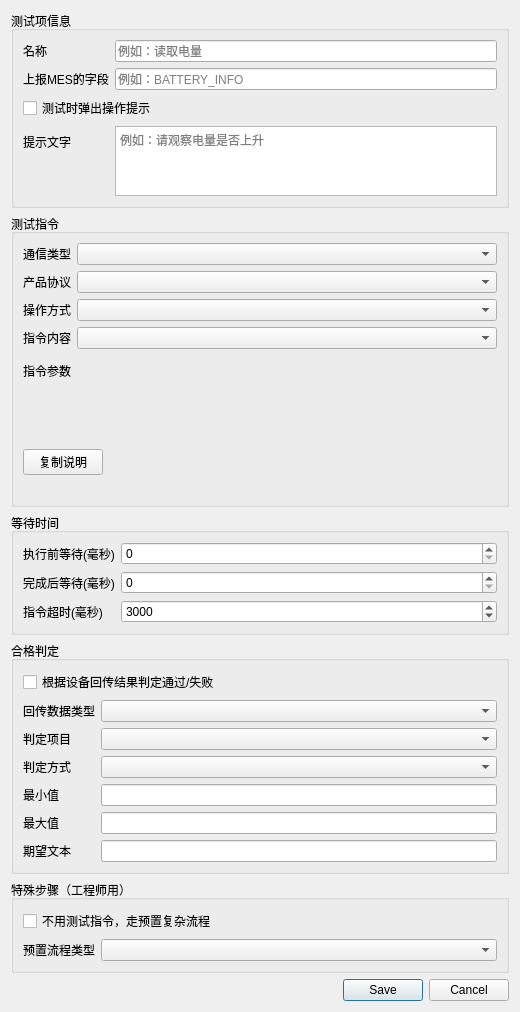
First picture: the form in platform/settings/widgets/test_case_edit_dialog.ui, repository yuhuang163/test, before the edit.
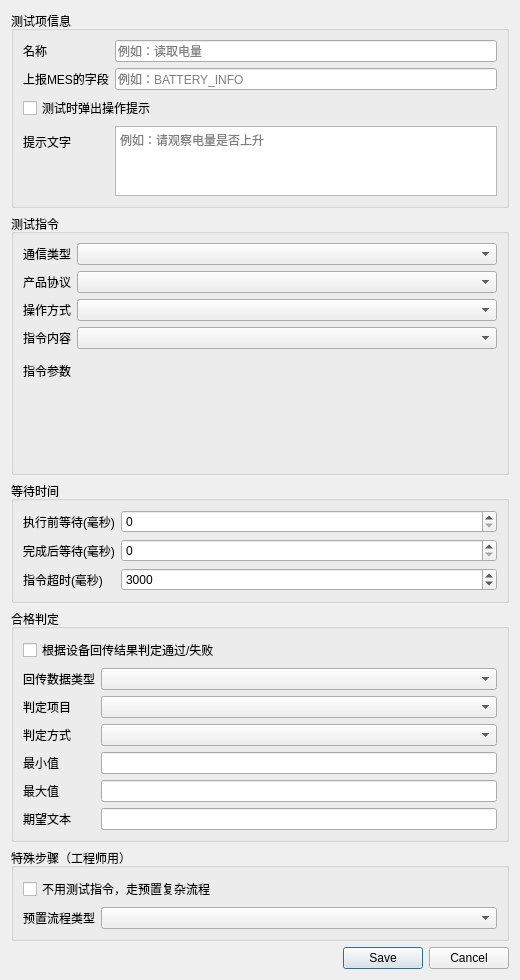
Second picture: the form after the edit.

Patch:
```diff
--- a/platform/settings/widgets/test_case_edit_dialog.ui
+++ b/platform/settings/widgets/test_case_edit_dialog.ui
@@ -179,36 +179,6 @@
       </item>
       <item row="5" column="0" colspan="2">
        <layout class="QVBoxLayout" name="verticalLayout_sendParamHint">
-        <item>
-         <layout class="QHBoxLayout" name="horizontalLayout_copyHint">
-          <item>
-           <widget class="QPushButton" name="pushButton_copyParamHint">
-            <property name="text">
-             <string>复制说明</string>
-            </property>
-            <property name="maximumSize">
-             <size>
-              <width>80</width>
-              <height>16777215</height>
-             </size>
-            </property>
-           </widget>
-          </item>
-          <item>
-           <spacer name="horizontalSpacer_copyHint">
-            <property name="orientation">
-             <enum>Qt::Horizontal</enum>
-            </property>
-            <property name="sizeHint" stdset="0">
-             <size>
-              <width>40</width>
-              <height>20</height>
-             </size>
-            </property>
-           </spacer>
-          </item>
-         </layout>
-        </item>
         <item>
          <widget class="QLabel" name="label_sendParamHint">
           <property name="text">
```
